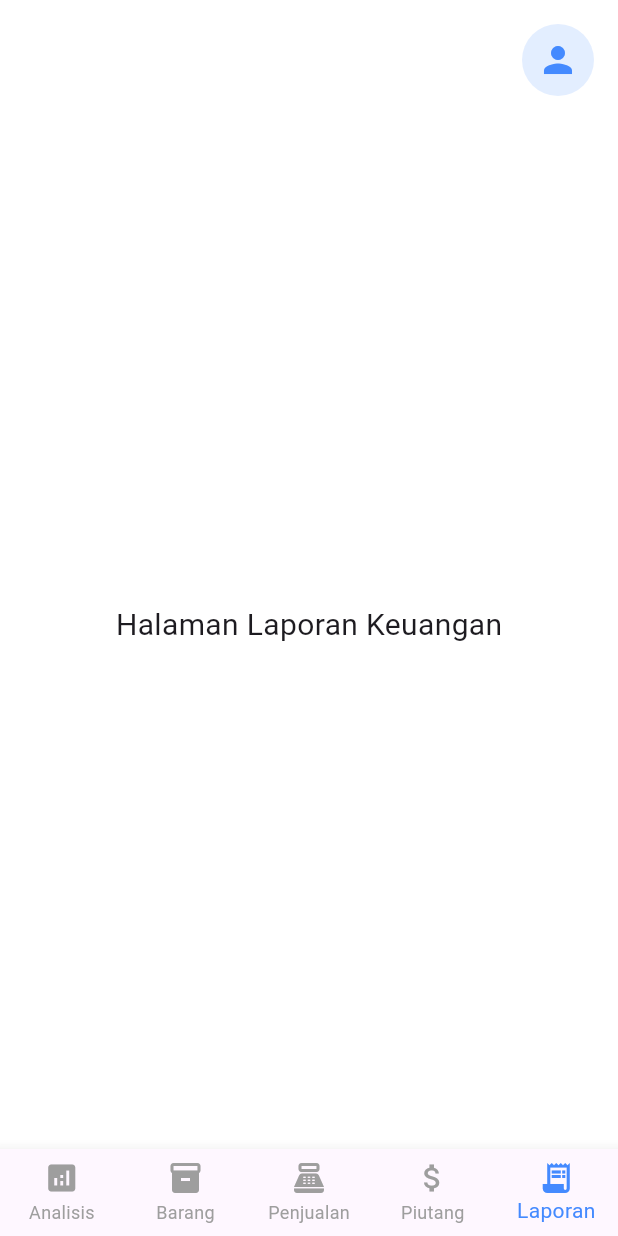
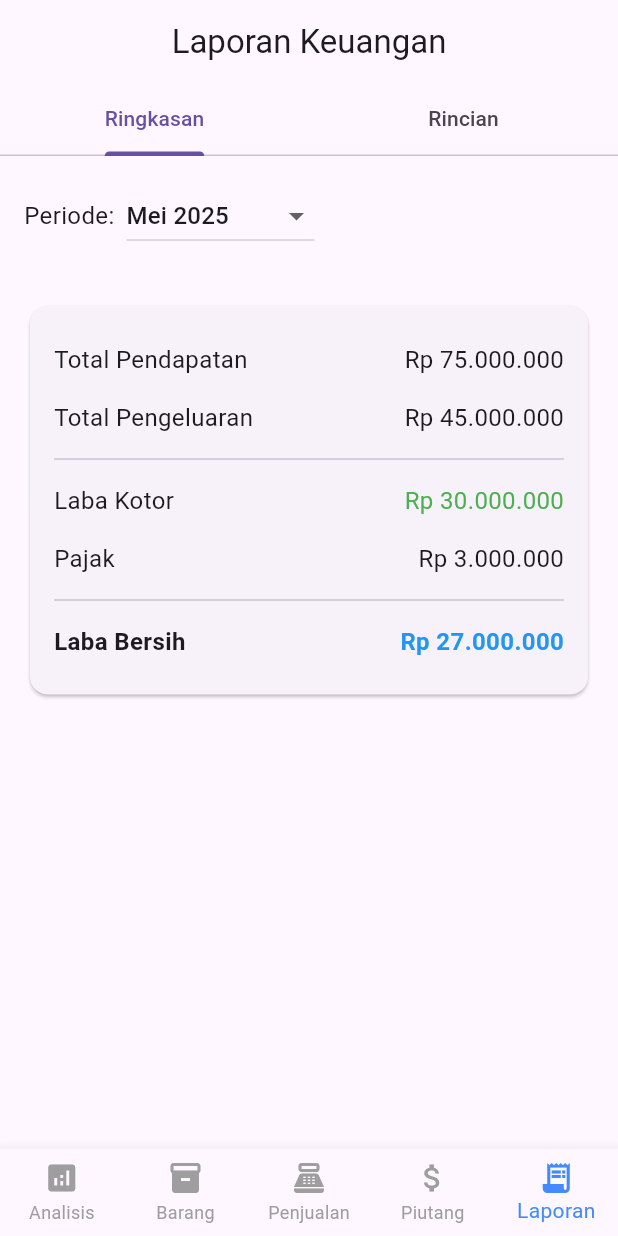
Before and after one commit to JustNap/Capstone_Kelompok4, a Flutter app: the screen it shows once a user with an empty profile is signed in, item 5 of the bottom bar chosen, on a phone screen of 412 x 824 dp. Run offline on Flutter 3.47's test engine with Material 3 defaults, Android fonts, the phone set to English and light mode, and no system bars; our stand-ins replace cloud_firestore, firebase_auth, firebase_core; accounts and stored records are empty.

Commit message:
upload Laporan Keuangan - Endless

```diff
--- /dev/null
+++ b/apk_pembukuan/lib/Laporan/laporanKeuangan.dart
@@ -0,0 +1,224 @@
+import 'package:flutter/material.dart';
+
+
+class FinancialReportPage extends StatefulWidget {
+  const FinancialReportPage({super.key});
+
+  @override
+  State<FinancialReportPage> createState() => _FinancialReportPageState();
+}
+
+class _FinancialReportPageState extends State<FinancialReportPage>
+    with SingleTickerProviderStateMixin {
+  late TabController _tabController;
+  String _selectedPeriod = 'Mei 2025';
+  final List<String> _availablePeriods = [
+    'Mei 2025',
+    'April 2025',
+    'Maret 2025',
+    'Februari 2025',
+    'Januari 2025',
+  ];
+
+  @override
+  void initState() {
+    super.initState();
+    _tabController = TabController(length: 2, vsync: this);
+  }
+
+  @override
+  void dispose() {
+    _tabController.dispose();
+    super.dispose();
+  }
+
+  @override
+  Widget build(BuildContext context) {
+    return Scaffold(
+      appBar: AppBar(
+        title: const Text('Laporan Keuangan'),
+        centerTitle: true,
+        bottom: TabBar(
+          controller: _tabController,
+          tabs: const [
+            Tab(text: 'Ringkasan'),
+            Tab(text: 'Rincian'),
+          ],
+        ),
+      ),
+      body: Column(
+        children: [
+          Padding(
+            padding: const EdgeInsets.all(16),
+            child: Row(
+              children: [
+                const Text('Periode:', style: TextStyle(fontSize: 16)),
+                const SizedBox(width: 8),
+                DropdownButton<String>(
+                  value: _selectedPeriod,
+                  onChanged: (value) {
+                    if (value != null) {
+                      setState(() {
+                        _selectedPeriod = value;
+                      });
+                    }
+                  },
+                  items: _availablePeriods
+                      .map((e) => DropdownMenuItem(value: e, child: Text(e)))
+                      .toList(),
+                ),
+              ],
+            ),
+          ),
+          Expanded(
+            child: TabBarView(
+              controller: _tabController,
+              children: [
+                _buildSummaryTab(),
+                _buildDetailTab(),
+              ],
+            ),
+          ),
+        ],
+      ),
+    );
+  }
+
+  Widget _buildSummaryTab() {
+    return SingleChildScrollView(
+      padding: const EdgeInsets.all(16),
+      child: Column(
+        children: [
+          Card(
+            shape: RoundedRectangleBorder(borderRadius: BorderRadius.circular(12)),
+            child: Padding(
+              padding: const EdgeInsets.all(16),
+              child: Column(
+                children: [
+                  _buildSummaryRow('Total Pendapatan', 'Rp 75.000.000'),
+                  _buildSummaryRow('Total Pengeluaran', 'Rp 45.000.000'),
+                  const Divider(),
+                  _buildSummaryRow('Laba Kotor', 'Rp 30.000.000', color: Colors.green),
+                  _buildSummaryRow('Pajak', 'Rp 3.000.000'),
+                  const Divider(),
+                  _buildSummaryRow('Laba Bersih', 'Rp 27.000.000',
+                      color: Colors.blue, isBold: true),
+                ],
+              ),
+            ),
+          ),
+        ],
+      ),
+    );
+  }
+
+  Widget _buildSummaryRow(String title, String value,
+      {Color? color, bool isBold = false}) {
+    return Padding(
+      padding: const EdgeInsets.symmetric(vertical: 8),
+      child: Row(
+        mainAxisAlignment: MainAxisAlignment.spaceBetween,
+        children: [
+          Text(title,
+              style: TextStyle(fontSize: 16, fontWeight: isBold ? FontWeight.bold : FontWeight.normal)),
+          Text(value,
+              style: TextStyle(
+                fontSize: 16,
+                fontWeight: isBold ? FontWeight.bold : FontWeight.normal,
+                color: color,
+              )),
+        ],
+      ),
+    );
+  }
+
+  Widget _buildDetailTab() {
+    return SingleChildScrollView(
+      padding: const EdgeInsets.all(16),
+      child: Column(
+        children: [
+          _buildTransactionSection(
+            title: 'Pendapatan',
+            isIncome: true,
+            transactions: const [
+              {'tanggal': '10 Mei 2025', 'deskripsi': 'Penjualan A', 'jumlah': 'Rp 15.000.000'},
+              {'tanggal': '08 Mei 2025', 'deskripsi': 'Jasa Konsultasi', 'jumlah': 'Rp 25.000.000'},
+              {'tanggal': '05 Mei 2025', 'deskripsi': 'Pembayaran Piutang', 'jumlah': 'Rp 35.000.000'},
+            ],
+            total: 'Rp 75.000.000',
+          ),
+          const SizedBox(height: 24),
+          _buildTransactionSection(
+            title: 'Pengeluaran',
+            isIncome: false,
+            transactions: const [
+              {'tanggal': '09 Mei 2025', 'deskripsi': 'Operasional', 'jumlah': 'Rp 10.000.000'},
+              {'tanggal': '07 Mei 2025', 'deskripsi': 'Gaji Karyawan', 'jumlah': 'Rp 25.000.000'},
+              {'tanggal': '03 Mei 2025', 'deskripsi': 'Peralatan', 'jumlah': 'Rp 10.000.000'},
+            ],
+            total: 'Rp 45.000.000',
+          ),
+        ],
+      ),
+    );
+  }
+
+  Widget _buildTransactionSection({
+    required String title,
+    required bool isIncome,
+    required List<Map<String, String>> transactions,
+    required String total,
+  }) {
+    return Column(
+      crossAxisAlignment: CrossAxisAlignment.start,
+      children: [
+        Text(title, style: const TextStyle(fontSize: 18, fontWeight: FontWeight.bold)),
+        const SizedBox(height: 8),
+        Card(
+          shape: RoundedRectangleBorder(borderRadius: BorderRadius.circular(12)),
+          child: Column(
+            children: [
+              for (var tx in transactions)
+                Column(
+                  children: [
+                    ListTile(
+                      leading: Icon(
+                        isIncome ? Icons.arrow_upward : Icons.arrow_downward,
+                        color: isIncome ? Colors.green : Colors.red,
+                      ),
+                      title: Text(tx['deskripsi']!),
+                      subtitle: Text(tx['tanggal']!),
+                      trailing: Text(
+                        tx['jumlah']!,
+                        style: TextStyle(
+                          fontWeight: FontWeight.bold,
+                          color: isIncome ? Colors.green : Colors.red,
+                        ),
+                      ),
+                    ),
+                    if (tx != transactions.last) const Divider(height: 1),
+                  ],
+                ),
+              Container(
+                width: double.infinity,
+                padding: const EdgeInsets.all(16),
+                decoration: BoxDecoration(
+                  color: Colors.grey.shade100,
+                  borderRadius: const BorderRadius.only(
+                    bottomLeft: Radius.circular(12),
+                    bottomRight: Radius.circular(12),
+                  ),
+                ),
+                child: Text(
+                  'Total: $total',
+                  textAlign: TextAlign.end,
+                  style: const TextStyle(fontSize: 16, fontWeight: FontWeight.bold),
+                ),
+              )
+            ],
+          ),
+        ),
+      ],
+    );
+  }
+}
--- a/apk_pembukuan/lib/homepage/homepage.dart
+++ b/apk_pembukuan/lib/homepage/homepage.dart
@@ -1,3 +1,4 @@
+import 'package:apk_pembukuan/Laporan/laporanKeuangan.dart';
 import 'package:apk_pembukuan/Piutang/piutang.dart';
 import 'package:apk_pembukuan/Setting/setting.dart';
 import 'package:apk_pembukuan/penjualan/penjualan.dart';
@@ -37,7 +38,7 @@ class _HomepageState extends State<Homepage> {
           StockPage(),
           PenjualanPage(),
           PiutangPage(),
-          buildPage("Laporan Keuangan"),
+          FinancialReportPage(),
         ]);
       });
     }
```
